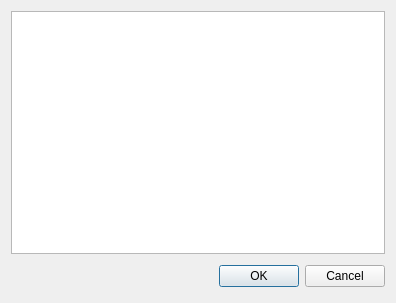
The window that src/progressdialog.ui (ricardoquesada/cocos2d-console-gui) describes before a commit, drawn with Qt 5.
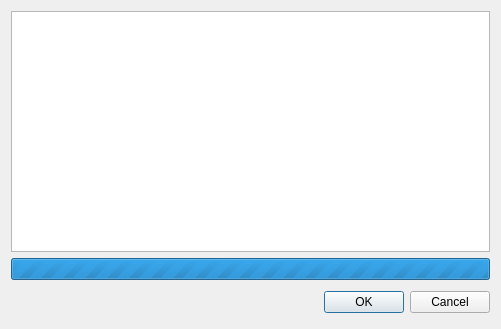
The same window after the commit.

```diff
--- a/src/progressdialog.ui
+++ b/src/progressdialog.ui
@@ -6,8 +6,8 @@
    <rect>
     <x>0</x>
     <y>0</y>
-    <width>396</width>
-    <height>303</height>
+    <width>501</width>
+    <height>329</height>
    </rect>
   </property>
   <property name="windowTitle">
@@ -29,6 +29,13 @@
        </property>
       </widget>
      </item>
+     <item>
+      <widget class="QProgressBar" name="progressBar">
+       <property name="maximum">
+        <number>0</number>
+       </property>
+      </widget>
+     </item>
      <item>
       <widget class="QDialogButtonBox" name="buttonBox">
        <property name="minimumSize">
```
